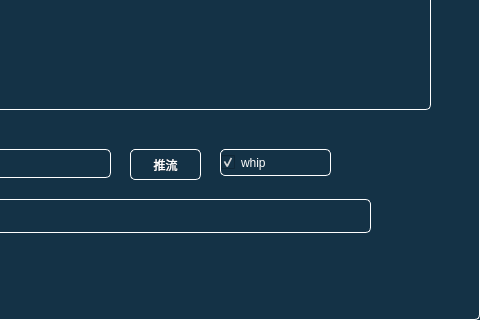
metartc/metaRTC, file demo/metapushstream6/recordmainwindow.ui: the form before one commit; both pictures show x 670 to 1150 and y 513 to 833 of the 1150 by 833 pixel window.
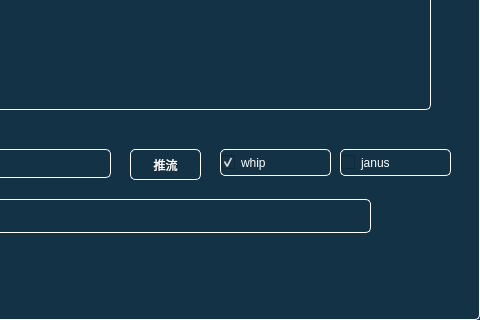
The form after the commit.

```diff
--- a/demo/metapushstream6/recordmainwindow.ui
+++ b/demo/metapushstream6/recordmainwindow.ui
@@ -177,6 +177,22 @@
      <bool>true</bool>
     </property>
    </widget>
+   <widget class="QCheckBox" name="m_c_janus">
+    <property name="geometry">
+     <rect>
+      <x>1010</x>
+      <y>660</y>
+      <width>111</width>
+      <height>27</height>
+     </rect>
+    </property>
+    <property name="text">
+     <string>janus</string>
+    </property>
+    <property name="checked">
+     <bool>false</bool>
+    </property>
+   </widget>
   </widget>
   <widget class="QMenuBar" name="menubar">
    <property name="geometry">
```
